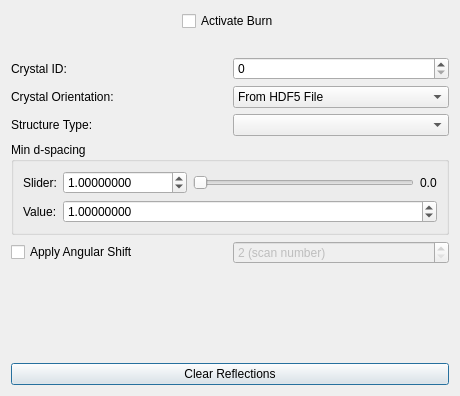
Qt form polylaue/ui/resources/ui/burn_dialog.ui (PolyLaue/PolyLaue) before a commit.
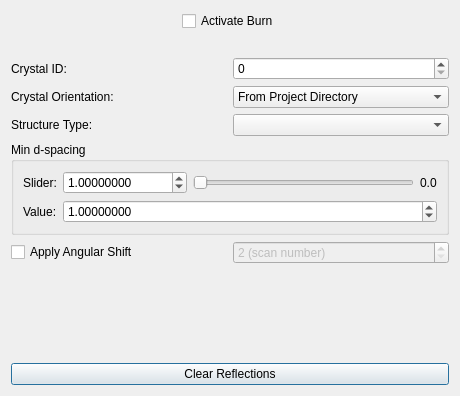
The same form after that commit. Custom widgets are drawn as their Qt base class.

Commit message: Use project directory ABC matrix by default

The edit to the form file:
```diff
--- a/polylaue/ui/resources/ui/burn_dialog.ui
+++ b/polylaue/ui/resources/ui/burn_dialog.ui
@@ -238,7 +238,7 @@
      </property>
      <item>
       <property name="text">
-       <string>From HDF5 File</string>
+       <string>From Project Directory</string>
       </property>
      </item>
      <item>
```
Left out of the diff: 2 changed lines with no effect on the pictures.
